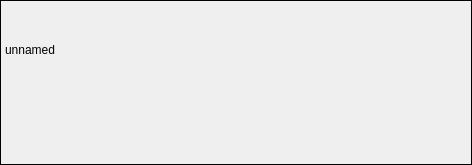
Rudity/mypytools, file python/cell_compare/core/gui/ui/cell_control.ui: the form before one commit.
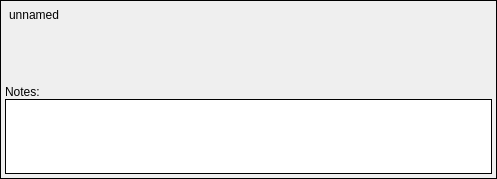
The form after the commit. Icons and pictures are not drawn.

```diff
--- a/python/cell_compare/core/gui/ui/cell_control.ui
+++ b/python/cell_compare/core/gui/ui/cell_control.ui
@@ -6,12 +6,12 @@
    <rect>
     <x>0</x>
     <y>0</y>
-    <width>472</width>
-    <height>165</height>
+    <width>497</width>
+    <height>154</height>
    </rect>
   </property>
   <property name="sizePolicy">
-   <sizepolicy hsizetype="Preferred" vsizetype="Preferred">
+   <sizepolicy hsizetype="Preferred" vsizetype="Fixed">
     <horstretch>0</horstretch>
     <verstretch>0</verstretch>
    </sizepolicy>
@@ -53,16 +53,7 @@
       <property name="spacing">
        <number>0</number>
       </property>
-      <property name="leftMargin">
-       <number>0</number>
-      </property>
-      <property name="topMargin">
-       <number>0</number>
-      </property>
-      <property name="rightMargin">
-       <number>0</number>
-      </property>
-      <property name="bottomMargin">
+      <property name="margin">
        <number>4</number>
       </property>
       <item>
@@ -158,6 +149,53 @@
         </item>
        </layout>
       </item>
+      <item>
+       <widget class="QLabel" name="label">
+        <property name="sizePolicy">
+         <sizepolicy hsizetype="Preferred" vsizetype="Fixed">
+          <horstretch>0</horstretch>
+          <verstretch>0</verstretch>
+         </sizepolicy>
+        </property>
+        <property name="text">
+         <string>Notes:</string>
+        </property>
+       </widget>
+      </item>
+      <item>
+       <widget class="QTextEdit" name="notesTextEdit">
+        <property name="sizePolicy">
+         <sizepolicy hsizetype="Expanding" vsizetype="MinimumExpanding">
+          <horstretch>0</horstretch>
+          <verstretch>0</verstretch>
+         </sizepolicy>
+        </property>
+        <property name="maximumSize">
+         <size>
+          <width>16777215</width>
+          <height>75</height>
+         </size>
+        </property>
+        <property name="toolTip">
+         <string>notes go here</string>
+        </property>
+        <property name="frameShape">
+         <enum>QFrame::Box</enum>
+        </property>
+        <property name="frameShadow">
+         <enum>QFrame::Plain</enum>
+        </property>
+        <property name="documentTitle">
+         <string>compare notes</string>
+        </property>
+        <property name="lineWrapMode">
+         <enum>QTextEdit::NoWrap</enum>
+        </property>
+        <property name="tabStopWidth">
+         <number>12</number>
+        </property>
+       </widget>
+      </item>
      </layout>
     </widget>
    </item>
```
Left out of the diff: 2 changed lines with no effect on the pictures.
